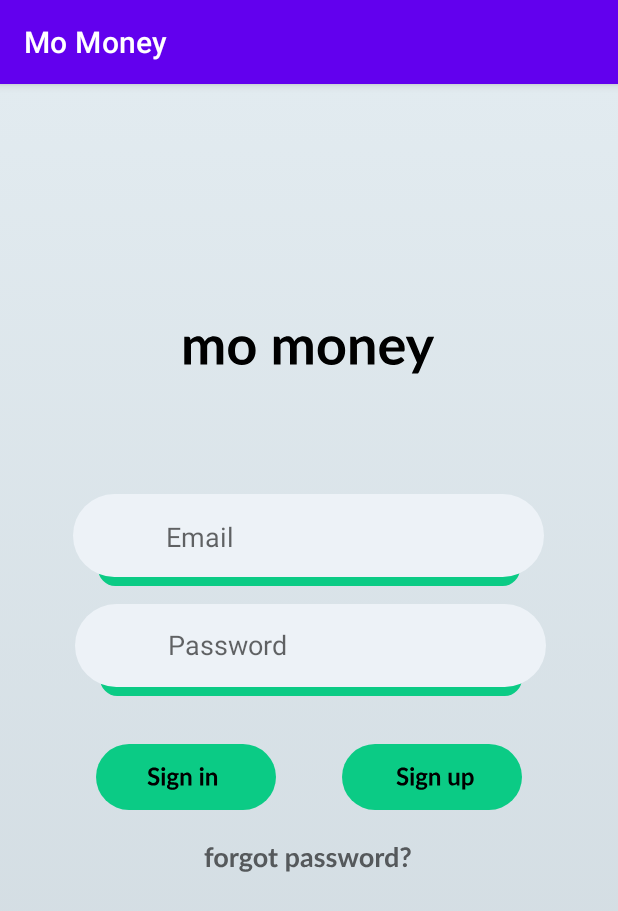
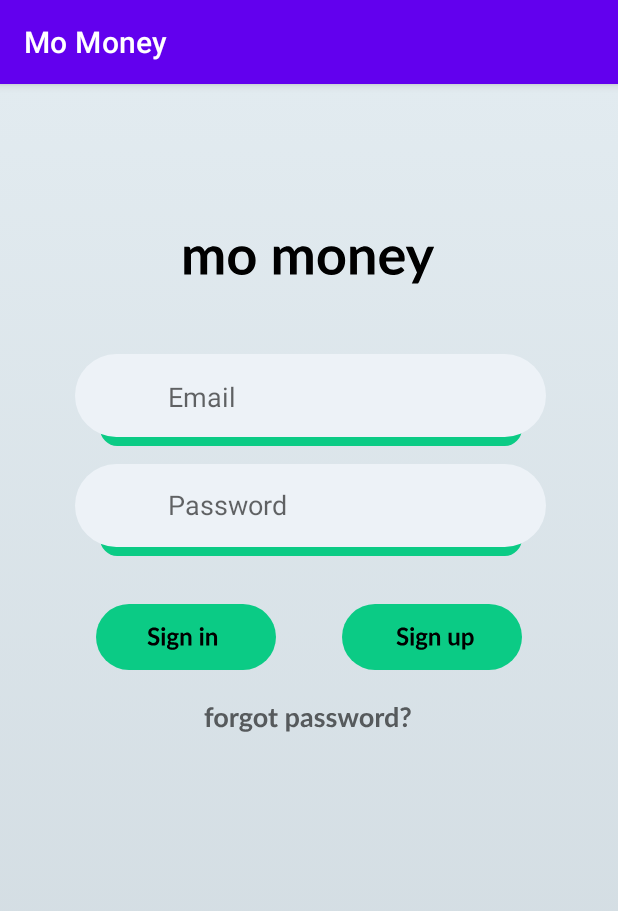
Before and after one commit to Sangel96/MoMoneyNoProblem, an Android app: the Login screen opened directly, with no data from a screen before it, on a phone screen of 412 x 824 dp. Shown: the top 911 px of the screen. Run offline under Robolectric (Android 15) with nearby library versions, the phone set to English and light mode, and no system bars; our stand-ins replace Firebase (no records; nobody signed in at launch, a user with empty details on screens opened directly); Roboto replaces fonts that are not available here.

Commit message:
fixed login ui

```diff
--- a/app/src/main/res/layout/activity_login.xml
+++ b/app/src/main/res/layout/activity_login.xml
@@ -28,7 +28,7 @@
         android:layout_width="wrap_content"
         android:layout_height="wrap_content"
         android:layout_marginStart="109dp"
-        android:layout_marginTop="152dp"
+        android:layout_marginTop="92dp"
         android:layout_marginEnd="109dp"
         android:gravity="center"
         android:src="@drawable/ic_mo_money"
@@ -95,12 +95,11 @@
         android:id="@+id/imageView7"
         android:layout_width="wrap_content"
         android:layout_height="wrap_content"
-        android:layout_marginTop="257dp"
-        android:layout_marginEnd="33dp"
+        android:layout_marginTop="164dp"
+        android:layout_marginEnd="32dp"
         android:src="@drawable/ic_user_rect"
         app:layout_constraintEnd_toEndOf="parent"
         app:layout_constraintTop_toTopOf="parent" />
-
 
     <ImageView
         android:id="@+id/imageView8"
--- a/app/src/main/res/values/strings.xml
+++ b/app/src/main/res/values/strings.xml
@@ -10,6 +10,7 @@
     <string name="invalid_password">Password must be >5 characters</string>
     <string name="login_failed">"Login failed"</string>
     <string name="add_transaction">Add Transaction</string>
+    <string name="delete_transaction">Delete Transaction</string>
     <string name="manage_transaction">Manage Transaction</string>
     <string name="checkIncome">Income</string>
     <string name="checkExpenses">Expenses</string>
@@ -41,6 +42,9 @@
     <string name="monthly">Monthly</string>
     <string name="navigation_drawer_open">Open navigation drawer</string>
     <string name="navigation_drawer_close">Close navigation drawer</string>
+    <string name="insert_date">Insert Date</string>
+    <string name="Delete">Delete</string>
+    <string name="amount">Amount($)</string>
 
     <string-array name="source_list">
         <item>Salary</item>
```
